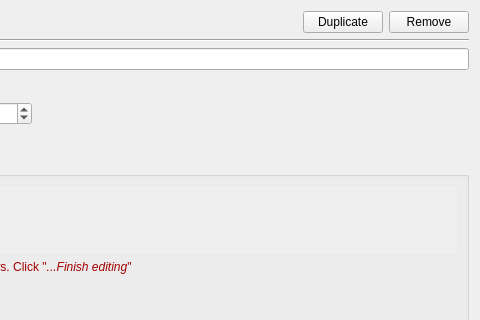
ZELLMECHANIK-DRESDEN/ShapeOut2, file shapeout2/gui/analysis/ana_filter.ui: the form before one commit; both pictures show x 221 to 701 and y 0 to 320 of the 701 by 538 pixel window.
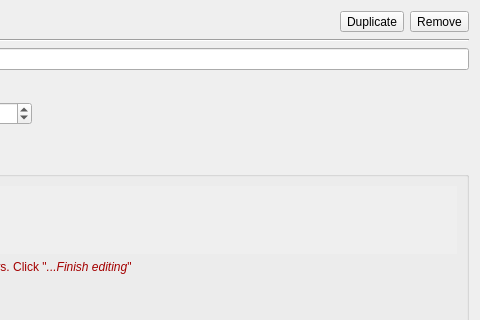
The form after the commit. Icons and pictures are not drawn.

Commit message: fix: allow to reorder the dataset list (close #46) and iconify buttons at the top of Analysis view

The edit to the form file:
```diff
--- a/shapeout2/gui/analysis/ana_filter.ui
+++ b/shapeout2/gui/analysis/ana_filter.ui
@@ -47,14 +47,14 @@
       </spacer>
      </item>
      <item>
-      <widget class="QPushButton" name="pushButton_duplicate">
+      <widget class="QToolButton" name="toolButton_duplicate">
        <property name="text">
         <string>Duplicate</string>
        </property>
       </widget>
      </item>
      <item>
-      <widget class="QPushButton" name="pushButton_remove">
+      <widget class="QToolButton" name="toolButton_remove">
        <property name="text">
         <string>Remove</string>
        </property>
```
Left out of the diff: 6 changed lines with no effect on the pictures. The commit also changes 27 other files.
